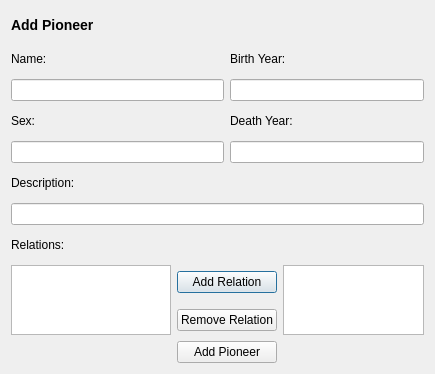
Above: vika3/ui/addpioneer.ui from hlynurstef/Verklegt-namskeid-1-vika-3 before the change. Below: the same form after it.
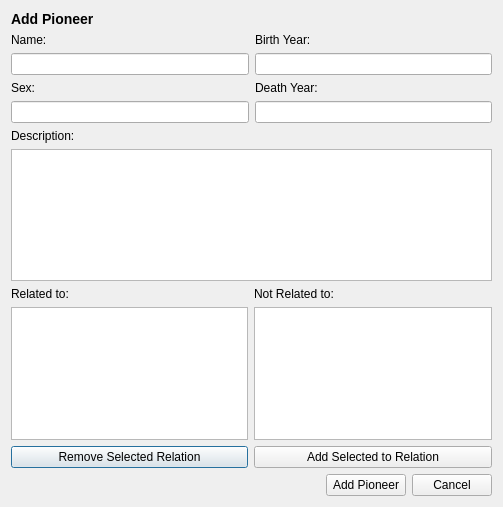
That is the form after the change. Icons and pictures are not drawn.

Commit message: add list of unrelated relations to addPioneer window

Patch:
```diff
--- a/vika3/ui/addpioneer.ui
+++ b/vika3/ui/addpioneer.ui
@@ -6,8 +6,8 @@
    <rect>
     <x>0</x>
     <y>0</y>
-    <width>435</width>
-    <height>374</height>
+    <width>503</width>
+    <height>507</height>
    </rect>
   </property>
   <property name="windowTitle">
@@ -17,126 +17,221 @@
    <iconset resource="resources.qrc">
     <normaloff>:/icons/Images/add_pio.png</normaloff>:/icons/Images/add_pio.png</iconset>
   </property>
-  <layout class="QGridLayout" name="gridLayout">
-   <item row="0" column="0">
+  <layout class="QVBoxLayout" name="verticalLayout_11">
+   <item>
     <widget class="QLabel" name="label_add_pio">
      <property name="text">
       <string>&lt;h3&gt;Add Pioneer &lt;/h2&gt;</string>
      </property>
     </widget>
    </item>
-   <item row="1" column="0">
+   <item>
+    <layout class="QHBoxLayout" name="horizontalLayout_6">
+     <item>
+      <layout class="QVBoxLayout" name="verticalLayout_7">
+       <item>
+        <layout class="QVBoxLayout" name="verticalLayout_3">
+         <item>
+          <layout class="QHBoxLayout" name="horizontalLayout_2">
+           <item>
     <widget class="QLabel" name="label_name">
      <property name="text">
-      <string>Name: </string>
+              <string>&lt;html&gt;&lt;head/&gt;&lt;body&gt;&lt;p&gt;Name: &lt;/p&gt;&lt;/body&gt;&lt;/html&gt;</string>
      </property>
     </widget>
    </item>
-   <item row="1" column="1" colspan="2">
+           <item>
     <widget class="QLabel" name="label_name_error">
      <property name="text">
       <string/>
      </property>
     </widget>
    </item>
-   <item row="1" column="3" colspan="2">
-    <widget class="QLabel" name="label_birth_year">
-     <property name="text">
-      <string>Birth Year:</string>
-     </property>
-    </widget>
-   </item>
-   <item row="1" column="5">
-    <widget class="QLabel" name="label_byear_error">
-     <property name="text">
-      <string/>
-     </property>
-    </widget>
-   </item>
-   <item row="2" column="0" colspan="3">
+          </layout>
+         </item>
+         <item>
     <widget class="QLineEdit" name="input_name"/>
    </item>
-   <item row="2" column="3" colspan="3">
-    <widget class="QLineEdit" name="input_bYear"/>
-   </item>
-   <item row="3" column="0">
+        </layout>
+       </item>
+       <item>
+        <layout class="QVBoxLayout" name="verticalLayout_4">
+         <item>
+          <layout class="QHBoxLayout" name="horizontalLayout_3">
+           <item>
     <widget class="QLabel" name="label_sex">
      <property name="text">
       <string>Sex:</string>
      </property>
     </widget>
    </item>
-   <item row="3" column="1" colspan="2">
+           <item>
     <widget class="QLabel" name="label_sex_error">
      <property name="text">
       <string/>
      </property>
     </widget>
    </item>
-   <item row="3" column="3" colspan="2">
+          </layout>
+         </item>
+         <item>
+          <widget class="QLineEdit" name="input_sex"/>
+         </item>
+        </layout>
+       </item>
+      </layout>
+     </item>
+     <item>
+      <layout class="QVBoxLayout" name="verticalLayout_6">
+       <item>
+        <layout class="QVBoxLayout" name="verticalLayout_2">
+         <item>
+          <layout class="QHBoxLayout" name="horizontalLayout">
+           <item>
+            <widget class="QLabel" name="label_birth_year">
+             <property name="text">
+              <string>Birth Year:</string>
+             </property>
+            </widget>
+           </item>
+           <item>
+            <widget class="QLabel" name="label_byear_error">
+             <property name="text">
+              <string/>
+             </property>
+            </widget>
+           </item>
+          </layout>
+         </item>
+         <item>
+          <widget class="QLineEdit" name="input_bYear"/>
+         </item>
+        </layout>
+       </item>
+       <item>
+        <layout class="QVBoxLayout" name="verticalLayout">
+         <item>
     <widget class="QLabel" name="label__death_year">
      <property name="text">
       <string>Death Year:</string>
      </property>
     </widget>
    </item>
-   <item row="4" column="0" colspan="3">
-    <widget class="QLineEdit" name="input_sex"/>
-   </item>
-   <item row="4" column="3" colspan="3">
+         <item>
     <widget class="QLineEdit" name="input_dYear"/>
    </item>
-   <item row="5" column="0">
+        </layout>
+       </item>
+      </layout>
+     </item>
+    </layout>
+   </item>
+   <item>
+    <layout class="QHBoxLayout" name="horizontalLayout_4">
+     <item>
     <widget class="QLabel" name="label_description">
      <property name="text">
       <string>Description:</string>
      </property>
     </widget>
    </item>
-   <item row="5" column="5">
+     <item>
     <widget class="QLabel" name="label_description_error">
      <property name="text">
       <string/>
      </property>
     </widget>
    </item>
-   <item row="6" column="0" colspan="6">
-    <widget class="QLineEdit" name="input_description"/>
+    </layout>
    </item>
-   <item row="7" column="0">
+   <item>
+    <widget class="QTextEdit" name="input_description"/>
+   </item>
+   <item>
+    <layout class="QHBoxLayout" name="horizontalLayout_5">
+     <item>
+      <layout class="QVBoxLayout" name="verticalLayout_10">
+       <item>
     <widget class="QLabel" name="label_relations">
      <property name="text">
-      <string>Relations:</string>
+          <string>Related to:</string>
      </property>
     </widget>
    </item>
-   <item row="8" column="0" rowspan="2" colspan="2">
-    <widget class="QListWidget" name="list_unrelated_computers"/>
-   </item>
-   <item row="8" column="2" colspan="2">
-    <widget class="QPushButton" name="button_add_relations">
-     <property name="text">
-      <string>Add Relation</string>
-     </property>
-    </widget>
-   </item>
-   <item row="8" column="4" rowspan="2" colspan="2">
+       <item>
+        <layout class="QVBoxLayout" name="verticalLayout_8">
+         <item>
     <widget class="QListWidget" name="list_related_computers"/>
    </item>
-   <item row="9" column="2" colspan="2">
+         <item>
     <widget class="QPushButton" name="button_remove_relation">
      <property name="text">
-      <string>Remove Relation</string>
+            <string>Remove Selected Relation</string>
      </property>
     </widget>
    </item>
-   <item row="10" column="2" colspan="2">
+        </layout>
+       </item>
+      </layout>
+     </item>
+     <item>
+      <layout class="QVBoxLayout" name="verticalLayout_9">
+       <item>
+        <widget class="QLabel" name="label_relations_2">
+         <property name="text">
+          <string>Not Related to:</string>
+         </property>
+        </widget>
+       </item>
+       <item>
+        <layout class="QVBoxLayout" name="verticalLayout_5">
+         <item>
+          <widget class="QListWidget" name="list_unrelated_computers"/>
+         </item>
+         <item>
+          <widget class="QPushButton" name="button_add_relations">
+           <property name="text">
+            <string>Add Selected to Relation</string>
+           </property>
+          </widget>
+         </item>
+        </layout>
+       </item>
+      </layout>
+     </item>
+    </layout>
+   </item>
+   <item>
+    <layout class="QHBoxLayout" name="horizontalLayout_7">
+     <item>
+      <spacer name="horizontalSpacer">
+       <property name="orientation">
+        <enum>Qt::Horizontal</enum>
+       </property>
+       <property name="sizeHint" stdset="0">
+        <size>
+         <width>40</width>
+         <height>20</height>
+        </size>
+       </property>
+      </spacer>
+     </item>
+     <item>
     <widget class="QPushButton" name="button_add_pioneer">
      <property name="text">
       <string>Add Pioneer</string>
      </property>
     </widget>
    </item>
+     <item>
+      <widget class="QPushButton" name="pushButton">
+       <property name="text">
+        <string>Cancel</string>
+       </property>
+      </widget>
+     </item>
+    </layout>
+   </item>
   </layout>
  </widget>
  <tabstops>
```
Left out of the diff: 1 changed line with no effect on the pictures. Lines whose indentation alone changed are shown as unchanged. The commit also changes 3 other files.
